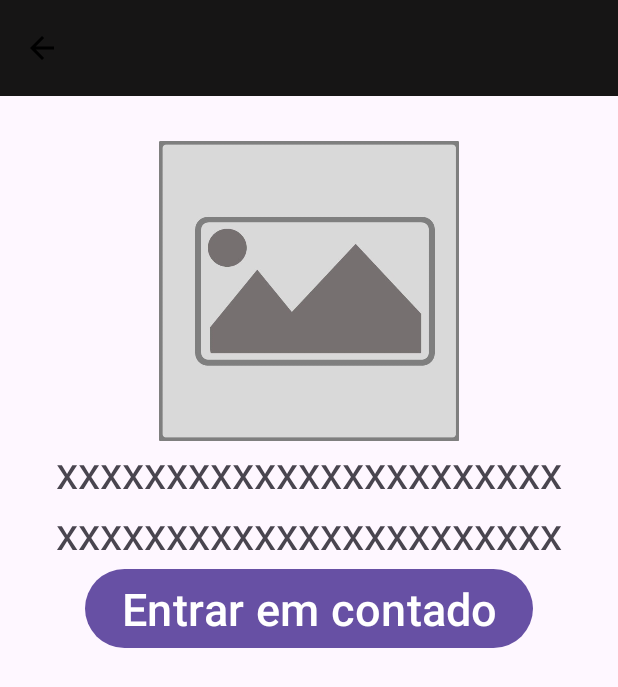
After one commit to tPdru/iService, an Android app: the layout outras_lojas_layout.xml on its own in the app's theme, with its tools: preview values and no code run, on a phone screen of 412 x 824 dp. The commit adds this screen. Shown: the top 687 px of the screen. Run offline under Robolectric (Android 15) with nearby library versions, the phone set to English and light mode, and no system bars.

Commit message:
Click nos cards de lojas funcionando, e pasagem de informações.

```diff
--- a/app/src/main/java/br/com/etecia/iservice/CadastrarLojaActivity.java
+++ b/app/src/main/java/br/com/etecia/iservice/CadastrarLojaActivity.java
@@ -121,6 +121,7 @@ public class CadastrarLojaActivity extends AppCompatActivity {
                 String nome = txtNome.getText().toString().trim();
                 String cpfCnpj = txtCpfCnpj.getText().toString().trim();
                 String descricao = txtDescricao.getText().toString().trim();
+                String email = ControllerMaster.getControllerMaster().getInformacoesPerfil().getEmail();
 
                 //Strings com as informações endereço
                 String cep = txtCep.getText().toString().trim();
@@ -157,6 +158,7 @@ public class CadastrarLojaActivity extends AppCompatActivity {
                         );
 
                         loja = new ObjCardLoja(
+                                email,
                                 imgFoto,
                                 listServicos,
                                 nome,
@@ -176,6 +178,7 @@ public class CadastrarLojaActivity extends AppCompatActivity {
                 }else {
                     if ( checkCampo(nome, txtNome) && checkCampo(cpfCnpj, txtCpfCnpj)) {
                         loja = new ObjCardLoja(
+                                email,
                                 imgFoto,
                                 listServicos,
                                 nome,
--- a/app/src/main/java/br/com/etecia/iservice/SplashActivity.java
+++ b/app/src/main/java/br/com/etecia/iservice/SplashActivity.java
@@ -96,6 +96,7 @@ public class SplashActivity extends AppCompatActivity {
                 R.drawable.foto_usuario,
                 true,
                 novaLoja = new ObjCardLoja(
+                        email,
                         R.drawable.foto_imagem,
                         listaServicos,
                         "Barbearia",
--- /dev/null
+++ b/app/src/main/res/layout/outras_lojas_layout.xml
@@ -0,0 +1,74 @@
+<?xml version="1.0" encoding="utf-8"?>
+<RelativeLayout xmlns:android="http://schemas.android.com/apk/res/android"
+    xmlns:app="http://schemas.android.com/apk/res-auto"
+    xmlns:tools="http://schemas.android.com/tools"
+    android:id="@+id/main"
+    android:layout_width="match_parent"
+    android:layout_height="match_parent"
+    tools:context=".OutrasLojasActivity">
+
+    <com.google.android.material.appbar.AppBarLayout
+        android:layout_width="match_parent"
+        android:layout_height="wrap_content"
+        android:id="@+id/appBarOutrasLojas"
+        android:layout_marginBottom="30dp">
+        <com.google.android.material.appbar.MaterialToolbar
+            android:id="@+id/matTooBarOutrasLojas"
+            android:layout_width="match_parent"
+            android:layout_height="wrap_content"
+            android:background="@color/cor_fundo"
+            app:navigationIcon="@drawable/baseline_arrow_back"
+            app:title=""
+            app:titleTextColor="@color/cor_texto_claro"
+            app:titleCentered="true"/>
+    </com.google.android.material.appbar.AppBarLayout>
+
+    <ImageView
+        android:layout_width="300dp"
+        android:layout_height="200dp"
+        android:id="@+id/imgOutrasLojas"
+        android:src="@drawable/foto_imagem"
+        android:layout_centerHorizontal="true"
+        android:layout_below="@id/appBarOutrasLojas"/>
+    <TextView
+        android:layout_width="wrap_content"
+        android:layout_height="wrap_content"
+        android:text="xxxxxxxxxxxxxxxxxxxxxxx"
+        android:id="@+id/txtOutrasLojasNome"
+        android:textSize="@dimen/tamanho_grande"
+        android:layout_below="@id/imgOutrasLojas"
+        android:layout_centerHorizontal="true"/>
+
+    <TextView
+        android:layout_width="wrap_content"
+        android:layout_height="wrap_content"
+        android:text="xxxxxxxxxxxxxxxxxxxxxxx"
+        android:id="@+id/txtOutrasLojasDescricao"
+        android:textSize="@dimen/tamanho_grande"
+        android:layout_below="@id/txtOutrasLojasNome"
+        android:layout_centerHorizontal="true"
+        android:maxHeight="200dp"/>
+
+    <LinearLayout
+        android:layout_width="match_parent"
+        android:layout_height="wrap_content"
+        android:id="@+id/lnlServ"
+        android:layout_below="@id/txtOutrasLojasDescricao"
+        android:orientation="horizontal">
+
+        <androidx.recyclerview.widget.RecyclerView
+            android:layout_width="match_parent"
+            android:layout_height="wrap_content"
+            android:id="@+id/recOutrasLojasServicos"/>
+    </LinearLayout>
+
+    <Button
+        android:layout_width="wrap_content"
+        android:layout_height="wrap_content"
+        android:id="@+id/btnOutrasLojasContatar"
+        android:textSize="@dimen/tamanho_grande"
+        android:text="Entrar em contado"
+        android:layout_centerHorizontal="true"
+        android:layout_below="@id/lnlServ"/>
+
+</RelativeLayout>
--- a/app/src/main/res/layout/perfil_layout.xml
+++ b/app/src/main/res/layout/perfil_layout.xml
@@ -19,6 +19,7 @@
             android:layout_height="wrap_content"
             android:background="@color/cor_fundo"
             app:title=""
+            app:navigationIcon="@drawable/baseline_arrow_back"
             app:titleTextColor="@color/cor_texto_claro"
             app:titleCentered="true"/>
     </com.google.android.material.appbar.AppBarLayout>
```
Also changed, not shown: app/src/main/AndroidManifest.xml (+6 -8 lines), app/src/main/java/br/com/etecia/iservice/AdaptadorModeloCardLoja.java (+27 -0 lines), app/src/main/java/br/com/etecia/iservice/ControllerMaster.java (+13 -2 lines), app/src/main/java/br/com/etecia/iservice/ObjCardLoja.java (+13 -2 lines), app/src/main/java/br/com/etecia/iservice/OutrasLojasActivity.java (added, +88 -0 lines).
